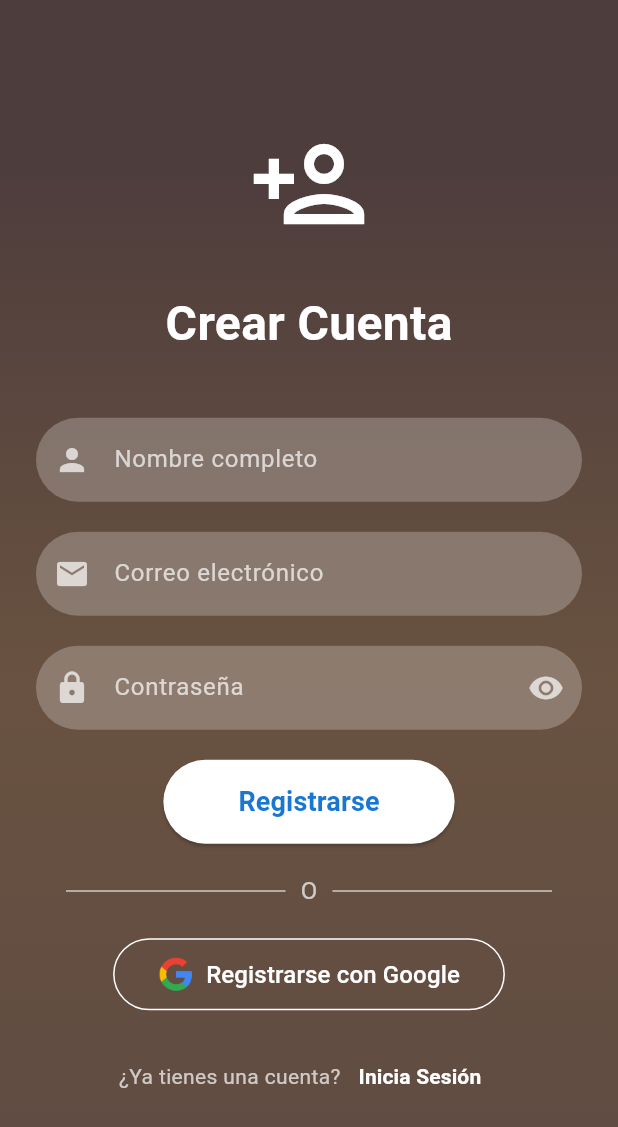
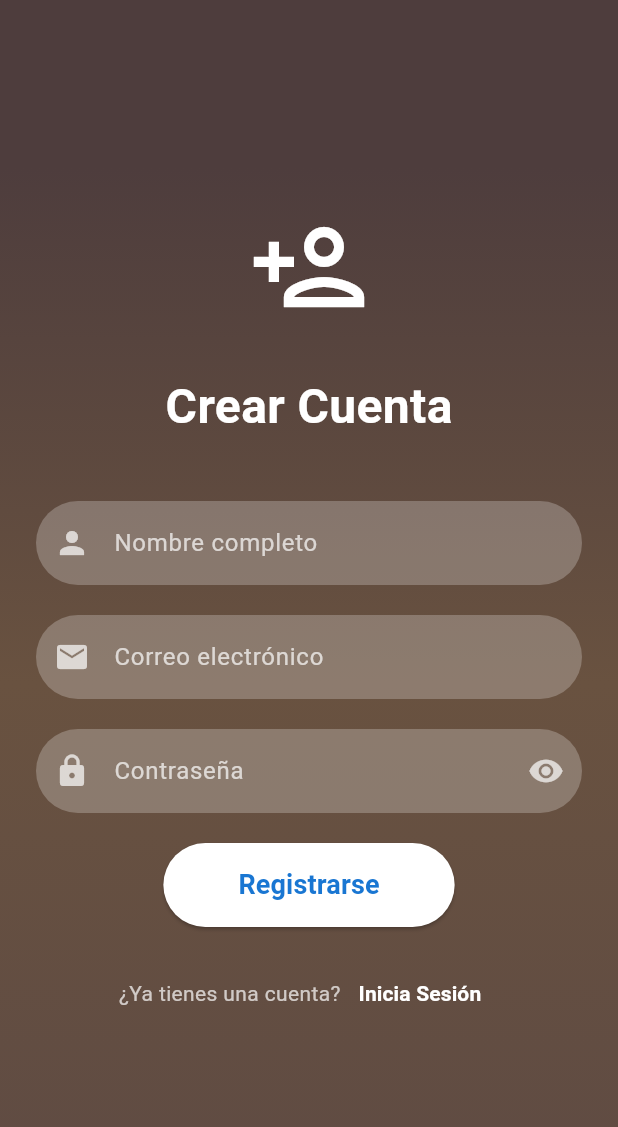
Before and after one commit to Ipeross/Examen_Moviles_Feast_Fit_IPO, a Flutter app: the RegisterScreen screen opened directly, on a phone screen of 412 x 824 dp. Shown: the top 1127 px of the screen. Run offline on Flutter 3.47's test engine with Material 3 defaults, Android fonts, the phone set to English and light mode, and no system bars; our stand-ins replace cloud_firestore, firebase_auth, firebase_core, fl_chart, google_sign_in; accounts and stored records are empty.

Commit message:
Eliminate sign with google in register

```diff
--- a/lib/screens/register_screen.dart
+++ b/lib/screens/register_screen.dart
@@ -91,9 +91,6 @@ class _RegisterScreenState extends State<RegisterScreen>
         });
       }
     }
-  }
-  void _signUpWithGoogle() async {
-    // Implementación para registrarse con Google
   }
 
   @override
@@ -230,57 +227,6 @@ class _RegisterScreenState extends State<RegisterScreen>
                             : const Text('Registrarse', style: TextStyle(fontSize: 18, fontWeight: FontWeight.bold)),
                         ),
                         const SizedBox(height: 20),
-                        const Row(
-                          children: [
-                            Expanded(
-                              child: Divider(
-                                color: Colors.white70,
-                                thickness: 1,
-                                indent: 20,
-                                endIndent: 10,
-                              ),
-                            ),
-                            Text(
-                              'O',
-                              style: TextStyle(color: Colors.white70, fontSize: 16),
-                            ),
-                            Expanded(
-                              child: Divider(
-                                color: Colors.white70,
-                                thickness: 1,
-                                indent: 10,
-                                endIndent: 20,
-                              ),
-                            ),
-                          ],
-                        ),
-                        const SizedBox(height: 20),
-                        OutlinedButton.icon(
-                          onPressed: _signUpWithGoogle,
-                          icon: Image.asset(
-                            'assets/google_logo.png',
-                            height: 24,
-                            width: 24,
-                          ),
-                          label: const Text(
-                            'Registrarse con Google',
-                            style: TextStyle(
-                              color: Colors.white,
-                              fontSize: 16,
-                              fontWeight: FontWeight.w500,
-                            ),
-                          ),
-                          style: OutlinedButton.styleFrom(
-                            foregroundColor: Colors.white,
-                            side: const BorderSide(color: Colors.white),
-                            padding: const EdgeInsets.symmetric(
-                                horizontal: 30, vertical: 12),
-                            shape: RoundedRectangleBorder(
-                              borderRadius: BorderRadius.circular(30),
-                            ),
-                          ),
-                        ),
-                        const SizedBox(height: 20),
                         Row(
                           mainAxisAlignment: MainAxisAlignment.center,
                           children: [
@@ -306,4 +252,13 @@ class _RegisterScreenState extends State<RegisterScreen>
       ),
     );
   }
+
+  @override
+  void dispose() {
+    _nameController.dispose();
+    _emailController.dispose();
+    _passwordController.dispose();
+    _animationController.dispose();
+    super.dispose();
+  }
 }
```
